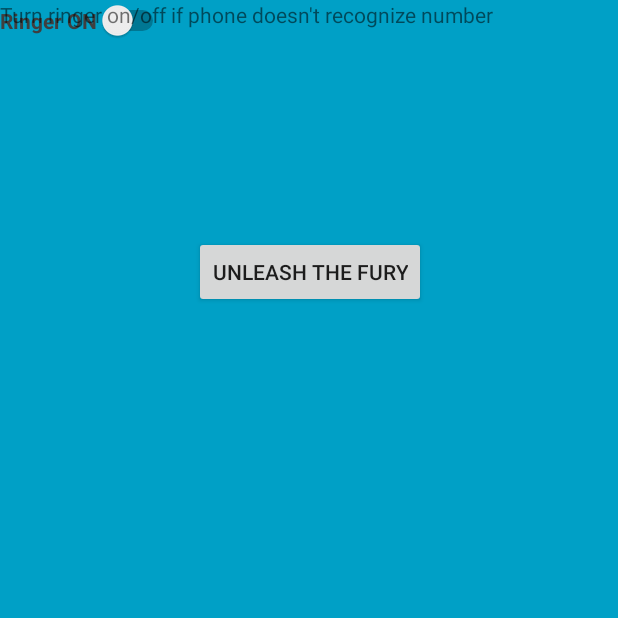
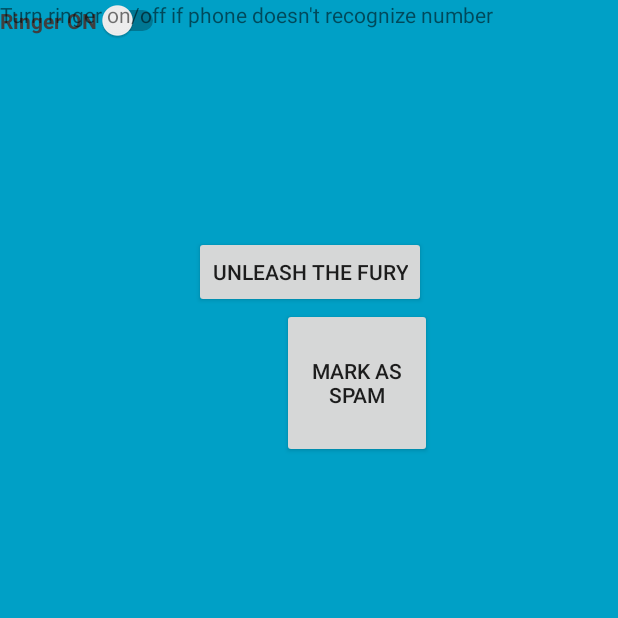
Before and after one commit to GoshBJosh/Spamurai, an Android app: the screen it shows after launch (MainActivity), on a phone screen of 412 x 824 dp, the top half of it. Run offline under Robolectric (Android 15) with nearby library versions, the phone set to English and light mode, and no system bars.

Commit message:
MarkAsSpam page begun

```diff
--- a/app/src/main/res/layout/content_main.xml
+++ b/app/src/main/res/layout/content_main.xml
@@ -42,11 +42,15 @@
 
     <Button
         android:id="@+id/markAsSpamButton"
-        android:layout_width="0dp"
-        android:layout_height="0dp"
+        android:layout_width="100dp"
+        android:layout_height="100dp"
         android:text="Mark As Spam"
         tools:layout_editor_absoluteX="135dp"
-        tools:layout_editor_absoluteY="409dp" />
+        tools:layout_editor_absoluteY="409dp"
+        app:layout_constraintHorizontal_bias="0.602"
+        app:layout_constraintLeft_toLeftOf="parent"
+        app:layout_constraintRight_toRightOf="parent"
+        app:layout_constraintTop_toBottomOf="@+id/callReviewButton"/>
 
 
 </android.support.constraint.ConstraintLayout>
```
